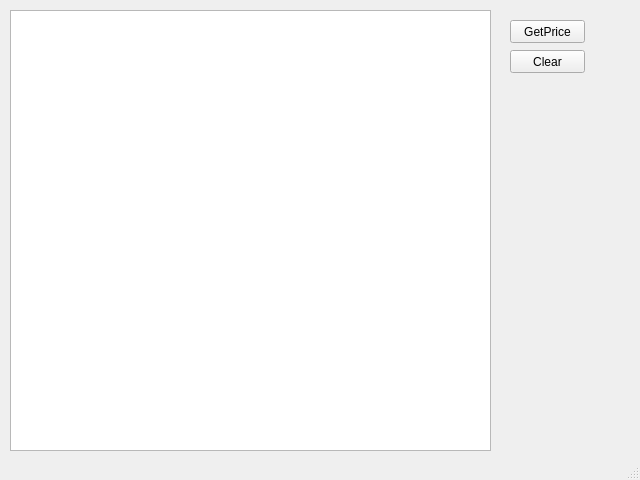
Before: the Qt Designer form mywindow.ui in ywydpapa/QT5trader, drawn with Qt 5.
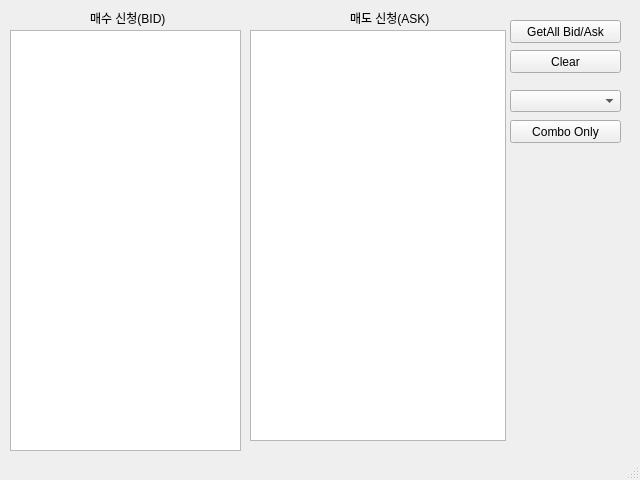
After: the same form once the commit is applied.

Commit message: 매도매수 분리

```diff
--- a/mywindow.ui
+++ b/mywindow.ui
@@ -19,21 +19,21 @@
      <rect>
       <x>510</x>
       <y>20</y>
-      <width>75</width>
+      <width>111</width>
       <height>23</height>
      </rect>
     </property>
     <property name="text">
-     <string>GetPrice</string>
+     <string>GetAll Bid/Ask</string>
     </property>
    </widget>
    <widget class="QTextBrowser" name="textBrowser">
     <property name="geometry">
      <rect>
       <x>10</x>
-      <y>10</y>
-      <width>481</width>
-      <height>441</height>
+      <y>30</y>
+      <width>231</width>
+      <height>421</height>
      </rect>
     </property>
    </widget>
@@ -42,7 +42,7 @@
      <rect>
       <x>510</x>
       <y>50</y>
-      <width>75</width>
+      <width>111</width>
       <height>23</height>
      </rect>
     </property>
@@ -50,6 +50,65 @@
      <string>Clear</string>
     </property>
    </widget>
+   <widget class="QPushButton" name="pushButton_3">
+    <property name="geometry">
+     <rect>
+      <x>510</x>
+      <y>120</y>
+      <width>111</width>
+      <height>23</height>
+     </rect>
+    </property>
+    <property name="text">
+     <string>Combo Only</string>
+    </property>
+   </widget>
+   <widget class="QComboBox" name="comboBox">
+    <property name="geometry">
+     <rect>
+      <x>510</x>
+      <y>90</y>
+      <width>111</width>
+      <height>22</height>
+     </rect>
+    </property>
+   </widget>
+   <widget class="QTextBrowser" name="textBrowser_2">
+    <property name="geometry">
+     <rect>
+      <x>250</x>
+      <y>30</y>
+      <width>256</width>
+      <height>411</height>
+     </rect>
+    </property>
+   </widget>
+   <widget class="QLabel" name="label">
+    <property name="geometry">
+     <rect>
+      <x>90</x>
+      <y>10</y>
+      <width>91</width>
+      <height>16</height>
+     </rect>
+    </property>
+    <property name="text">
+     <string>매수 신청(BID)</string>
+    </property>
+   </widget>
+   <widget class="QLabel" name="label_2">
+    <property name="geometry">
+     <rect>
+      <x>350</x>
+      <y>10</y>
+      <width>81</width>
+      <height>16</height>
+     </rect>
+    </property>
+    <property name="text">
+     <string>매도 신청(ASK)</string>
+    </property>
+   </widget>
   </widget>
   <widget class="QMenuBar" name="menubar">
    <property name="geometry">
```
The commit also changes 1 other file.
